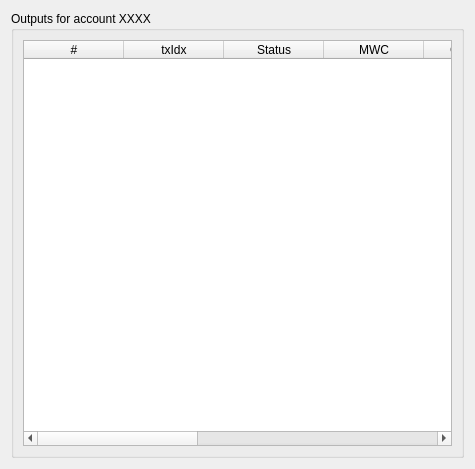
Before: the Qt Designer form windows/outputs.ui in mwcproject/mwc-qt-wallet, drawn with Qt 5.
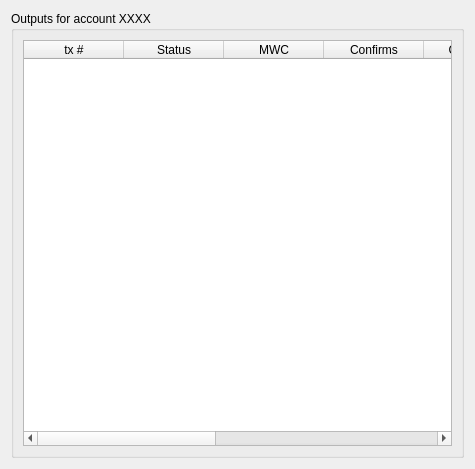
After: the same form once the commit is applied. Custom widgets are drawn as their Qt base class.

Commit message: Finish with pages. Add list with columns

```diff
--- a/windows/outputs.ui
+++ b/windows/outputs.ui
@@ -24,12 +24,7 @@
        <widget class="QTableWidget" name="outputsTable">
         <column>
          <property name="text">
-          <string>#</string>
-         </property>
-        </column>
-        <column>
-         <property name="text">
-          <string>txIdx</string>
+          <string>tx #</string>
          </property>
         </column>
         <column>
@@ -79,6 +74,13 @@
    </item>
   </layout>
  </widget>
+ <customwidgets>
+  <customwidget>
+   <class>ListWithColumns</class>
+   <extends>QTableWidget</extends>
+   <header>control/listwithcolumns.h</header>
+  </customwidget>
+ </customwidgets>
  <resources/>
  <connections/>
 </ui>
```
Left out of the diff: 2 changed lines with no effect on the pictures. The commit also changes 23 other files.
